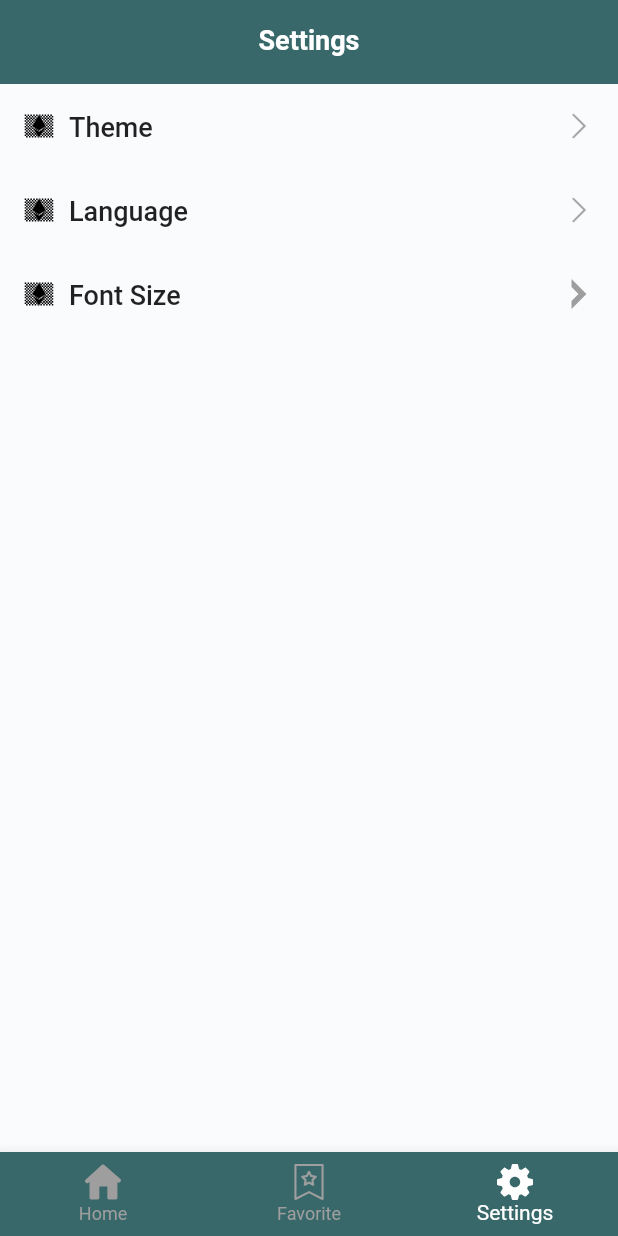
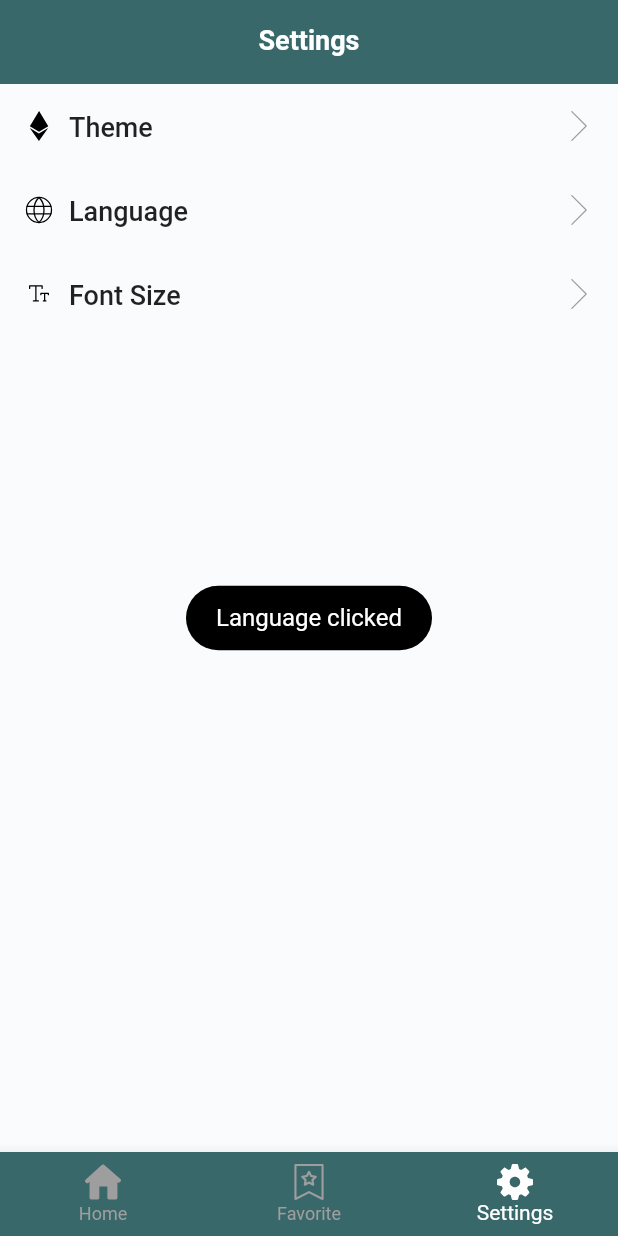
Before and after one commit to hasancse91/flutter_getx_template, a Flutter app: the screen it shows after launch, item 3 of the bottom bar chosen, after a tap on "Language", on a phone screen of 412 x 824 dp. Run offline on Flutter 3.47's test engine with Material 2 defaults, Android fonts, the phone set to English and light mode, and no system bars; our stand-ins replace dio, flutter_svg, fluttertoast, get, logger, shared_preferences; generated files the repository leaves out were written again; network calls fail.

Commit message:
Modified: features of settings

```diff
--- a/lib/app/modules/settings/views/settings_view.dart
+++ b/lib/app/modules/settings/views/settings_view.dart
@@ -1,7 +1,6 @@
-import 'package:flutter/cupertino.dart';
 import 'package:flutter/material.dart';
 import 'package:flutter_getx_template/app/core/values/app_values.dart';
-import 'package:flutter_getx_template/app/modules/settings/widgets/settings_widgets.dart';
+import 'package:flutter_getx_template/app/modules/settings/widgets/item_settings_widgets.dart';
 import 'package:fluttertoast/fluttertoast.dart';
 import '/app/core/base/base_view.dart';
 import '/app/core/widget/custom_app_bar.dart';
@@ -24,22 +23,22 @@ class SettingsView extends BaseView<SettingsController> {
   _getView() => Column(
         children: [
           ItemSettings(
-            () => _show('Theme clicked'),
-            'ic_theme.svg',
-            'arrow_forward.png',
-            'Theme',
+            title: 'Theme',
+            prefixImage: 'ic_theme.svg',
+            suffixImage: 'arrow_forward.svg',
+            onTap: () => _show('Theme clicked'),
           ),
           ItemSettings(
-            () => _show('Language clicked'),
-            'ic_theme.svg',
-            'arrow_forward.png',
-            'Language',
+            title: 'Language',
+            prefixImage: 'ic_language.svg',
+            suffixImage: 'arrow_forward.svg',
+            onTap: () => _show('Language clicked'),
           ),
           ItemSettings(
-            () => _show('Font Size clicked'),
-            'ic_theme.svg',
-            'arrow_forward.svg',
-            'Font Size',
+            title: 'Font Size',
+            prefixImage: 'ic_font_size.svg',
+            suffixImage: 'arrow_forward.svg',
+            onTap: () => _show('Font Size clicked'),
           ),
         ],
       );
--- a/lib/app/modules/settings/widgets/settings_widgets.dart
+++ b/lib/app/modules/settings/widgets/item_settings_widgets.dart
@@ -7,25 +7,29 @@ import 'package:flutter_getx_template/app/core/widget/asset_image_view.dart';
 import 'package:flutter_getx_template/app/core/widget/ripple.dart';
 
 class ItemSettings extends StatelessWidget with BaseWidgetMixin {
+  ItemSettings({
+    required this.prefixImage,
+    required this.suffixImage,
+    required this.title,
+    required this.onTap,
+  });
   final String prefixImage;
   final String suffixImage;
   final String title;
   final Function()? onTap;
-
-  ItemSettings(this.onTap, this.prefixImage, this.suffixImage, this.title);
 
   @override
   Widget body(BuildContext context) {
     return Padding(
       padding: const EdgeInsets.all(AppValues.padding),
       child: Ripple(
-        onTap: () => onTap,
+        onTap: onTap,
         child: Row(
           children: [
             AssetImageView(
               fileName: prefixImage,
-              height: AppValues.margin_20,
-              width: AppValues.margin_20,
+              height: AppValues.iconSize_20,
+              width: AppValues.iconSize_20,
             ),
             const SizedBox(width: 10),
             Text(title, style: titleStyle),
@@ -33,8 +37,8 @@ class ItemSettings extends StatelessWidget with BaseWidgetMixin {
             AssetImageView(
               fileName: suffixImage,
               color: AppColors.centerTextColor,
-              height: AppValues.margin_20,
-              width: AppValues.margin_20,
+              height: AppValues.iconSize_20,
+              width: AppValues.iconSize_20,
             ),
           ],
         ),
```
Also changed, not shown: images/arrow_forward.png (deleted), images/arrow_forward.svg, images/ic_font_size.svg (added), images/ic_language.svg (added), images/ic_theme.svg, images/theme.png (deleted).
